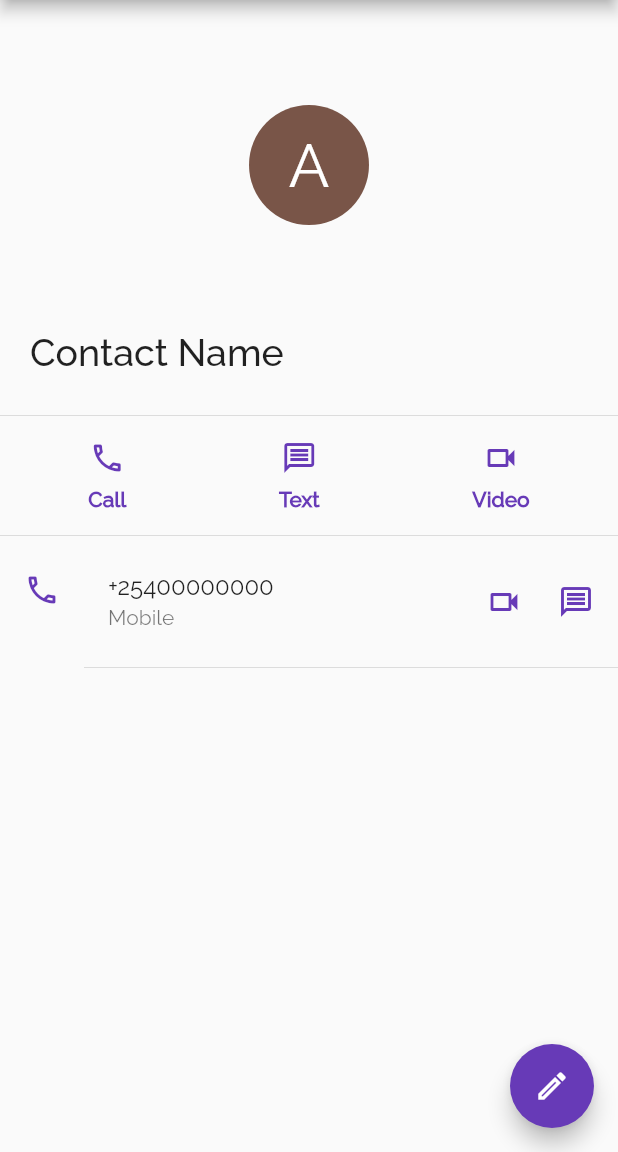
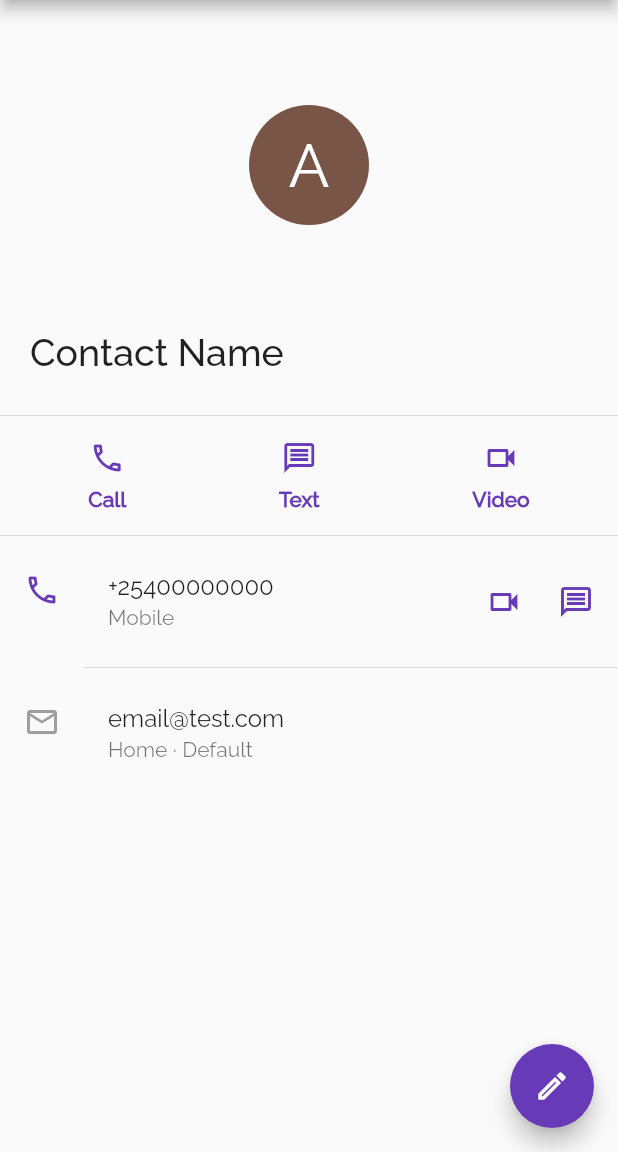
Before and after one commit to ChegeBryan/google-contacts-mock, a Flutter app: the Contact screen opened directly, on a phone screen of 412 x 824 dp, the part 84-1236 px from its top. Run offline on Flutter 3.47's test engine with Material 2 defaults, Android fonts, the phone set to English and light mode, and no system bars; missing offline and left inert: floating_search_bar.

Commit message:
Add emails listtile

```diff
--- a/lib/contact.dart
+++ b/lib/contact.dart
@@ -111,6 +111,14 @@ class ContactDetails extends StatelessWidget {
         Divider(
           indent: 56.0,
         ),
+        ListTile(
+          leading: Icon(
+            Icons.email_outlined,
+            color: Colors.grey,
+          ),
+          title: Text('email@test.com'),
+          subtitle: Text('Home · Default'),
+        ),
       ],
     );
   }
```
